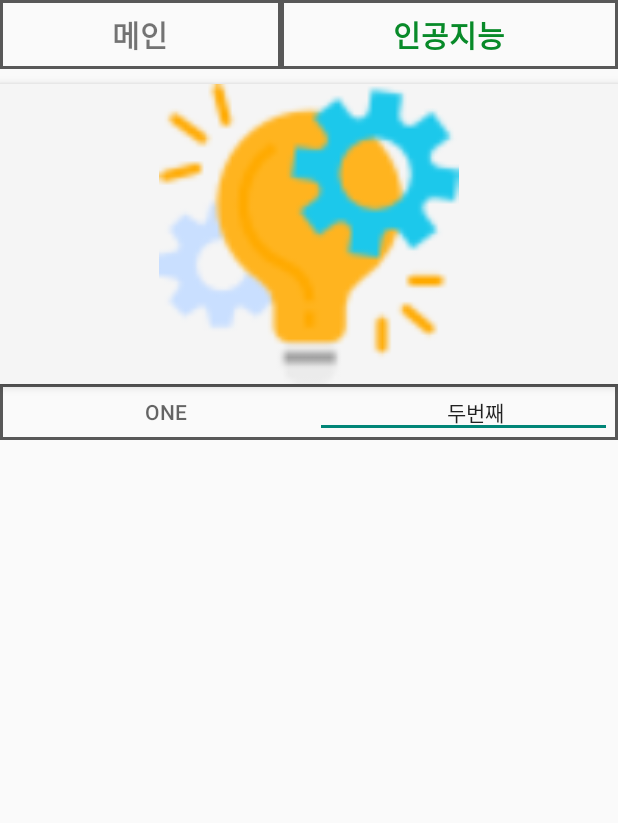
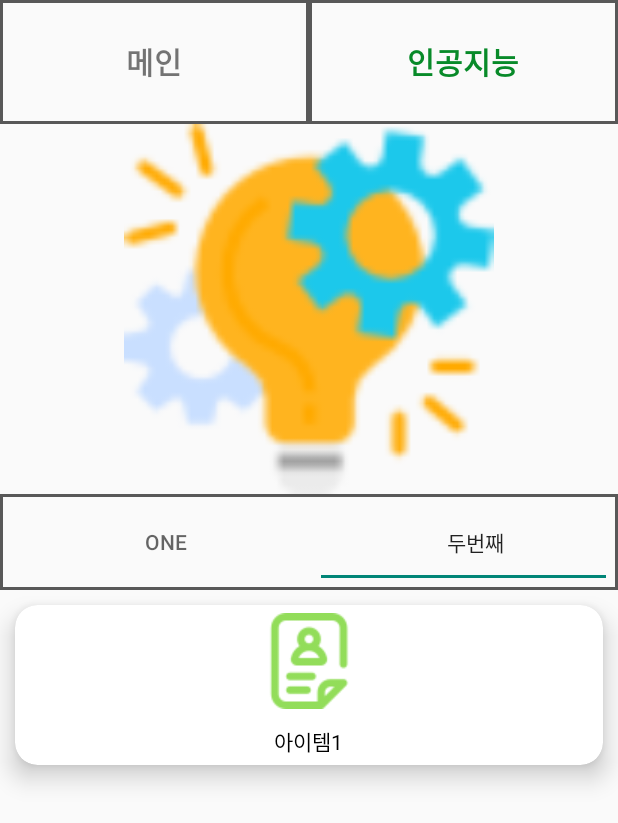
Before and after one commit to smailjak/MyPhone, an Android app: the ManageActivity screen opened directly, with no data from a screen before it, tab 2 chosen, on a phone screen of 412 x 824 dp. Shown: the top 823 px of the screen. Run offline under Robolectric (Android 15) with nearby library versions, the phone set to English and light mode, and no system bars; our stand-ins replace data binding; pictures from the network do not load.

Commit message:
ManageRecyclerView_ConstraintLayout
ManageRecyclerView_ConstraintLayout

```diff
--- a/app/build.gradle
+++ b/app/build.gradle
@@ -64,4 +64,6 @@ dependencies {
     implementation 'commons-io:commons-io:2.4'
     implementation 'com.amulyakhare:com.amulyakhare.textdrawable:1.0.1'
     implementation 'com.lifeofcoding:cacheutilslibrary:1.1.0@aar'
+    implementation 'androidx.cardview:cardview:1.0.0'
+    implementation 'androidx.viewpager:viewpager:1.0.0'
 }
--- a/app/src/main/java/com/example/sh/androidregisterandlogin/TotalManage/FragmentTwo.java
+++ b/app/src/main/java/com/example/sh/androidregisterandlogin/TotalManage/FragmentTwo.java
@@ -40,21 +40,13 @@ public class FragmentTwo extends Fragment {
         super.onViewCreated(view, savedInstanceState);
 
         ArrayList<RecyclerItem> arrayList = new ArrayList<>();
-        arrayList.add(new RecyclerItem(R.drawable.app,"아이템"));
-        arrayList.add(new RecyclerItem(R.drawable.app,"아이템"));
-        arrayList.add(new RecyclerItem(R.drawable.app,"아이템"));
-        arrayList.add(new RecyclerItem(R.drawable.app,"아이템"));
-        arrayList.add(new RecyclerItem(R.drawable.app,"아이템"));
-        arrayList.add(new RecyclerItem(R.drawable.app,"아이템"));
-        arrayList.add(new RecyclerItem(R.drawable.app,"아이템"));
-        arrayList.add(new RecyclerItem(R.drawable.app,"아이템"));
-        arrayList.add(new RecyclerItem(R.drawable.app,"아이템"));
-        arrayList.add(new RecyclerItem(R.drawable.app,"아이템"));
-        arrayList.add(new RecyclerItem(R.drawable.app,"아이템"));
-        RecyclerAdapter recyclerAdapter = new RecyclerAdapter(getContext(),arrayList);
+        arrayList.add(new RecyclerItem(R.drawable.app,"아이템1"));
+        arrayList.add(new RecyclerItem(R.drawable.app,"아이템2"));
+        arrayList.add(new RecyclerItem(R.drawable.app,"아이템3"));
+        ManageAdapter manageAdapter = new ManageAdapter(getContext(),arrayList);
         rcv = view.findViewById(R.id.fragment_two_rcv);
         rcv.setLayoutManager(new LinearLayoutManager(context));
         rcv.setHasFixedSize(true);
-        rcv.setAdapter(recyclerAdapter);
+        rcv.setAdapter(manageAdapter);
     }
 }
--- a/app/src/main/java/com/example/sh/androidregisterandlogin/TotalManage/ManageActivity.java
+++ b/app/src/main/java/com/example/sh/androidregisterandlogin/TotalManage/ManageActivity.java
@@ -8,7 +8,7 @@ import android.view.View;
 import com.example.sh.androidregisterandlogin.ToTalHome.CollectActivity;
 import com.example.sh.androidregisterandlogin.R;
 import com.example.sh.androidregisterandlogin.databinding.ActivityManageBinding;
-
+import com.google.android.material.tabs.TabLayout;
 
 public class ManageActivity extends AppCompatActivity {
 
@@ -19,7 +19,7 @@ public class ManageActivity extends AppCompatActivity {
         binding = DataBindingUtil.setContentView(this, R.layout.activity_manage);
 
 
-        binding.mainActivityBtn.setOnClickListener(new View.OnClickListener() {
+        binding.tvMain.setOnClickListener(new View.OnClickListener() {
             @Override
             public void onClick(View v) {
                 Intent intent = new Intent(ManageActivity.this, CollectActivity.class);
@@ -32,7 +32,24 @@ public class ManageActivity extends AppCompatActivity {
         adapter.AddFragment(new FragmentOne(), "one");
         adapter.AddFragment(new FragmentTwo(), "두번째");
 //        adapter Setup
-        binding.viewPager.setAdapter(adapter);
-        binding.tabLayout.setupWithViewPager(binding.viewPager);
+        binding.vp.setAdapter(adapter);
+        binding.tl.setupWithViewPager(binding.vp);
+        binding.vp.addOnPageChangeListener(new TabLayout.TabLayoutOnPageChangeListener(binding.tl));
+        binding.tl.addOnTabSelectedListener(new TabLayout.OnTabSelectedListener() {
+            @Override
+            public void onTabSelected(TabLayout.Tab tab) {
+                binding.vp.setCurrentItem(tab.getPosition());
+            }
+
+            @Override
+            public void onTabUnselected(TabLayout.Tab tab) {
+
+            }
+
+            @Override
+            public void onTabReselected(TabLayout.Tab tab) {
+
+            }
+        });
     }   // onCreate 끝나는 부분
 }
--- /dev/null
+++ b/app/src/main/java/com/example/sh/androidregisterandlogin/TotalManage/ManageAdapter.java
@@ -0,0 +1,74 @@
+package com.example.sh.androidregisterandlogin.TotalManage;
+
+import android.content.Context;
+import android.content.Intent;
+import android.view.LayoutInflater;
+import android.view.View;
+import android.view.ViewGroup;
+import android.widget.ImageView;
+import android.widget.LinearLayout;
+import android.widget.TextView;
+import android.widget.Toast;
+
+import androidx.annotation.NonNull;
+import androidx.recyclerview.widget.RecyclerView;
+
+import com.bumptech.glide.Glide;
+import com.example.sh.androidregisterandlogin.R;
+import com.example.sh.androidregisterandlogin.util.BaseRecylcerViewAdapter;
+
+import java.util.ArrayList;
+
+public class ManageAdapter extends BaseRecylcerViewAdapter<RecyclerItem, ManageAdapter.ViewHolder>  {
+
+    private ArrayList<RecyclerItem> arrayList;
+    View view;
+    Context context;
+
+    //여기서 context 를 변수선언
+    public ManageAdapter(Context context, ArrayList<RecyclerItem> dataSet) {
+        super(dataSet);
+        this.arrayList = dataSet;
+        this.context = context;
+    }
+
+    @NonNull
+    @Override
+    public ManageAdapter.ViewHolder onCreateViewHolder(@NonNull ViewGroup parent, int viewType) {
+        view = LayoutInflater.from(parent.getContext()).inflate(R.layout.fragment_two_rcv_item, parent, false);
+        final ViewHolder viewHolder = new ViewHolder(view);
+
+        viewHolder.linearLayout.setOnClickListener(new View.OnClickListener() {
+            @Override
+            public void onClick(View v) {
+                RecyclerItem recyclerItem = getItem(viewHolder.getAdapterPosition());
+                Toast.makeText(context, recyclerItem.getTextView()+"입니다.", Toast.LENGTH_SHORT).show();
+            }
+        });
+        return viewHolder;
+    }
+
+
+    @Override
+    public void onBindView(ViewHolder viewHolder, int position) {
+        viewHolder.titleTitle.setText(arrayList.get(position).getTextView());
+        viewHolder.imageTitle.setImageResource((int) arrayList.get(position).getImageView());
+//        Glide.with(context).load(arrayList.get(position).getImageView()).into(viewHolder.imageTitle);
+
+
+    }
+
+
+    static class ViewHolder extends RecyclerView.ViewHolder {
+        TextView titleTitle;
+        ImageView imageTitle;
+        LinearLayout linearLayout;
+
+        ViewHolder(@NonNull View itemView) {
+            super(itemView);
+            titleTitle = itemView.findViewById(R.id.fragment_rcv_item_txt);
+            imageTitle = itemView.findViewById(R.id.fragment_rcv_item_image);
+            linearLayout = itemView.findViewById(R.id.fragment_ll);
+        }
+    }
+}
--- a/app/src/main/java/com/example/sh/androidregisterandlogin/TotalManage/RecyclerAdapter.java
+++ /dev/null
@@ -1,64 +0,0 @@
-package com.example.sh.androidregisterandlogin.TotalManage;
-
-import android.content.Context;
-import android.view.LayoutInflater;
-import android.view.View;
-import android.view.ViewGroup;
-import android.widget.ImageView;
-import android.widget.TextView;
-
-import androidx.annotation.NonNull;
-import androidx.recyclerview.widget.RecyclerView;
-
-import com.example.sh.androidregisterandlogin.R;
-
-import java.util.ArrayList;
-
-public class RecyclerAdapter extends RecyclerView.Adapter<RecyclerAdapter.ViewHolder> {
-
-    Context context;
-    private ArrayList<RecyclerItem> arrayList;
-    View view;
-
-    public RecyclerAdapter(Context context, ArrayList<RecyclerItem> arrayList) {
-        this.context = context;
-        this.arrayList = arrayList;
-    }
-
-    @NonNull
-    @Override
-    public RecyclerAdapter.ViewHolder onCreateViewHolder(@NonNull ViewGroup parent, int viewType) {
-        view = LayoutInflater.from(parent.getContext()).inflate(R.layout.fragment_two_rcv_item, parent, false);
-        context = parent.getContext();
-        return new ViewHolder(view);
-    }
-
-    @Override
-    public void onBindViewHolder(@NonNull ViewHolder holder, int position) {
-        holder.titleTitle.setText(arrayList.get(position).getTextView());
-        holder.imageTitle.setImageResource((int) arrayList.get(position).getImageView());
-    }
-
-
-    @Override
-    public int getItemCount() {
-        if (arrayList != null) {
-            return arrayList.size();
-        }
-        return 0;
-    }
-
-    public class ViewHolder extends RecyclerView.ViewHolder {
-
-        public TextView titleTitle;
-        public ImageView imageTitle;
-        public RecyclerItem item;
-
-        public ViewHolder(@NonNull View itemView) {
-            super(itemView);
-
-            titleTitle = itemView.findViewById(R.id.fragment_rcv_item_txt);
-            imageTitle = itemView.findViewById(R.id.fragment_rcv_item_image);
-        }
-    }
-}
--- a/app/src/main/res/layout/activity_app_custom.xml
+++ b/app/src/main/res/layout/activity_app_custom.xml
@@ -1,5 +1,6 @@
 <?xml version="1.0" encoding="utf-8"?>
-<LinearLayout xmlns:android="http://schemas.android.com/apk/res/android"
+<androidx.constraintlayout.widget.ConstraintLayout xmlns:android="http://schemas.android.com/apk/res/android"
+    xmlns:tools="http://schemas.android.com/tools"
     android:layout_width="match_parent"
     android:layout_height="match_parent">
 
@@ -7,6 +8,7 @@
         android:id="@+id/imageView"
         android:layout_width="match_parent"
         android:layout_height="300dp"
-        android:src="@mipmap/ic_launcher" />
+        android:src="@drawable/phone"
+        tools:ignore="MissingConstraints" />
 
-</LinearLayout>
+</androidx.constraintlayout.widget.ConstraintLayout>
--- a/app/src/main/res/layout/activity_manage.xml
+++ b/app/src/main/res/layout/activity_manage.xml
@@ -1,85 +1,90 @@
 <?xml version="1.0" encoding="utf-8"?>
-<layout>
-
+<layout xmlns:android="http://schemas.android.com/apk/res/android"
+    xmlns:app="http://schemas.android.com/apk/res-auto">
 
     <data>
 
-
     </data>
 
-    <LinearLayout xmlns:android="http://schemas.android.com/apk/res/android"
-        xmlns:tools="http://schemas.android.com/tools"
+    <androidx.constraintlayout.widget.ConstraintLayout
         android:layout_width="match_parent"
+        android:layout_height="match_parent">
+
+        <androidx.constraintlayout.widget.Guideline
+            android:id="@+id/gdh_100"
+            android:layout_width="0dp"
             android:layout_height="match_parent"
-        android:background="@color/colorTransParent"
-        android:orientation="vertical"
-        tools:context=".ToTalHome.CollectActivity">
-
-        <LinearLayout
-            android:layout_width="match_parent"
-            android:layout_height="300dp"
-            android:gravity="center|top"
-            android:orientation="vertical">
-
-            <LinearLayout
-                android:layout_width="match_parent"
-                android:layout_height="wrap_content"
-                android:layout_marginBottom="10dp"
-                android:orientation="horizontal">
+            android:orientation="horizontal"
+            app:layout_constraintGuide_percent="0.100" />
 
         <TextView
-                    android:id="@+id/main_activity_btn"
-                    android:layout_width="wrap_content"
-                    android:layout_height="wrap_content"
-                    android:layout_gravity="center"
-                    android:layout_weight="1"
+            android:id="@+id/tv_main"
+            android:layout_width="0dp"
+            android:layout_height="0dp"
             android:background="@drawable/btn_bg_edge"
             android:gravity="center"
             android:text="메인"
             android:textSize="20dp"
-                    android:textStyle="bold" />
+            android:textStyle="bold"
+            app:layout_constraintBottom_toTopOf="@id/gdh_100"
+            app:layout_constraintLeft_toLeftOf="parent"
+            app:layout_constraintRight_toLeftOf="@id/tv_ai"
+            app:layout_constraintTop_toTopOf="parent"
+            app:layout_constraintWidth_default="percent"
+            app:layout_constraintWidth_percent="0.5" />
+
 
         <TextView
-                    android:id="@+id/ai_activity_btn"
-                    android:layout_width="wrap_content"
-                    android:layout_height="wrap_content"
-                    android:layout_gravity="center"
-                    android:layout_weight="1"
+            android:id="@+id/tv_ai"
+            android:layout_width="0dp"
+            android:layout_height="0dp"
             android:background="@drawable/btn_bg_edge"
             android:gravity="center"
             android:text="인공지능"
             android:textColor="@color/colorGrin"
             android:textSize="20dp"
-                    android:textStyle="bold" />
+            android:textStyle="bold"
+            app:layout_constraintBottom_toTopOf="@id/gdh_100"
+            app:layout_constraintLeft_toRightOf="@id/tv_main"
+            app:layout_constraintRight_toRightOf="parent"
+            app:layout_constraintTop_toTopOf="parent"
+            app:layout_constraintWidth_default="percent"
+            app:layout_constraintWidth_percent="0.5" />
 
-            </LinearLayout>
-
-            <com.google.android.material.appbar.AppBarLayout
-                android:id="@+id/app_bar_id"
-                android:layout_width="match_parent"
-                android:layout_height="200dp"
-                android:elevation="0dp"
-                android:gravity="center">
 
         <ImageView
-                    android:layout_width="match_parent"
+            android:layout_width="0dp"
+            android:layout_height="0dp"
+            android:src="@drawable/default_pic"
+            app:layout_constraintBottom_toTopOf="@id/gdh_400"
+            app:layout_constraintLeft_toLeftOf="parent"
+            app:layout_constraintRight_toRightOf="parent"
+            app:layout_constraintTop_toBottomOf="@id/gdh_100" />
+
+        <androidx.constraintlayout.widget.Guideline
+            android:id="@+id/gdh_400"
+            android:layout_width="0dp"
             android:layout_height="match_parent"
-                    android:src="@drawable/default_pic" />
-            </com.google.android.material.appbar.AppBarLayout>
+            android:orientation="horizontal"
+            app:layout_constraintGuide_percent="0.4" />
 
         <com.google.android.material.tabs.TabLayout
-                android:id="@+id/tab_layout"
+            android:id="@+id/tl"
             android:layout_width="match_parent"
             android:layout_height="wrap_content"
-                android:background="@drawable/btn_bg_edge" />
+            android:background="@drawable/btn_bg_edge"
+            app:layout_constraintBottom_toTopOf="@id/vp"
+            app:layout_constraintLeft_toLeftOf="parent"
+            app:layout_constraintRight_toRightOf="parent"
+            app:layout_constraintTop_toBottomOf="@id/gdh_400" />
 
         <androidx.viewpager.widget.ViewPager
-                android:id="@+id/view_pager"
-                android:layout_width="match_parent"
-                android:layout_height="match_parent">
-
-            </androidx.viewpager.widget.ViewPager>
-
-        </LinearLayout>
-    </LinearLayout>
+            android:id="@+id/vp"
+            android:layout_width="0dp"
+            android:layout_height="0dp"
+            app:layout_constraintBottom_toBottomOf="parent"
+            app:layout_constraintLeft_toLeftOf="parent"
+            app:layout_constraintRight_toRightOf="parent"
+            app:layout_constraintTop_toBottomOf="@id/tl" />
+    </androidx.constraintlayout.widget.ConstraintLayout>
 </layout>
--- a/app/src/main/res/layout/fragment_two.xml
+++ b/app/src/main/res/layout/fragment_two.xml
@@ -2,18 +2,11 @@
 <LinearLayout xmlns:android="http://schemas.android.com/apk/res/android"
     android:layout_width="match_parent"
     android:layout_height="match_parent"
-    android:gravity="center"
     android:orientation="vertical">
-
 
     <androidx.recyclerview.widget.RecyclerView
         android:id="@+id/fragment_two_rcv"
         android:layout_width="match_parent"
         android:layout_height="wrap_content" />
 
-    <TextView
-        android:layout_width="match_parent"
-        android:layout_height="match_parent"
-        android:text="혹시 여기로 그냥 안들어 오는거야 ??" />
-
 </LinearLayout>
--- a/app/src/main/res/layout/fragment_two_rcv_item.xml
+++ b/app/src/main/res/layout/fragment_two_rcv_item.xml
@@ -13,6 +13,7 @@
         app:cardElevation="10dp">
 
         <LinearLayout
+            android:id="@+id/fragment_ll"
             android:layout_width="match_parent"
             android:layout_height="match_parent"
             android:orientation="vertical">
@@ -22,16 +23,15 @@
                 android:layout_width="wrap_content"
                 android:layout_height="wrap_content"
                 android:layout_gravity="center"
-                android:layout_margin="5dp"
-                android:src="@drawable/phone" />
+                android:layout_margin="5dp" />
 
             <TextView
                 android:id="@+id/fragment_rcv_item_txt"
                 android:layout_width="wrap_content"
                 android:layout_height="wrap_content"
                 android:layout_gravity="center"
-                android:text="아이템선택 "
                 android:layout_margin="5dp"
+                android:text=""
                 android:textColor="#000000" />
 
         </LinearLayout>
```
Also changed, not shown: app/src/main/res/layout/layout_phonelist.xml (indentation only). Lines whose indentation alone changed are shown as unchanged.
